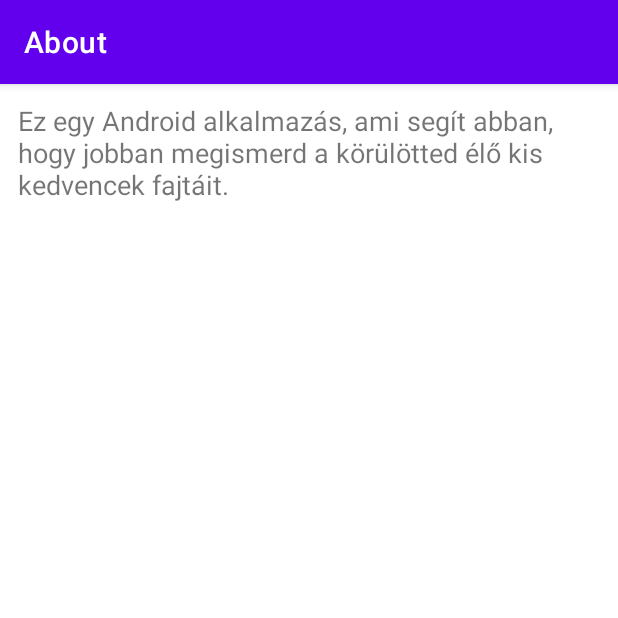
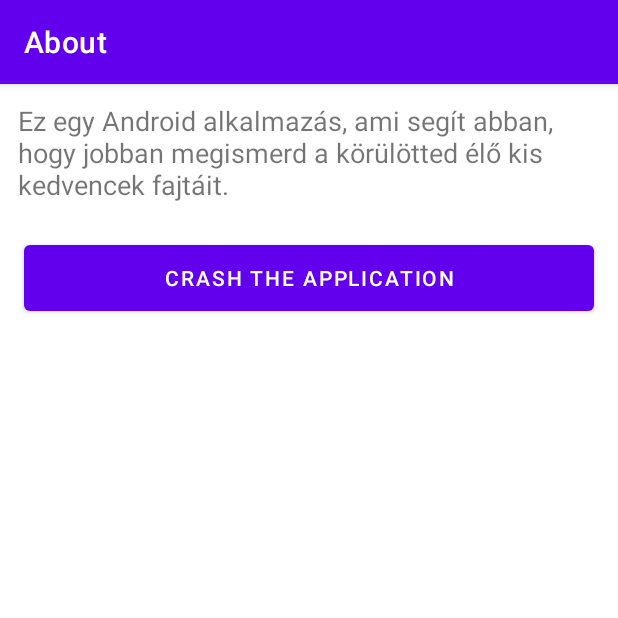
Before and after one commit to FeszenX/KutyuSearch, an Android app: the About screen opened directly, with no data from a screen before it, on a phone screen of 412 x 824 dp, the top half of it. Run offline under Robolectric (Android 15) with nearby library versions, the phone set to English and light mode, and no system bars.

```diff
--- a/app/src/main/java/com/example/kutyusearch/ui/about/About.kt
+++ b/app/src/main/java/com/example/kutyusearch/ui/about/About.kt
@@ -5,6 +5,7 @@ import com.google.android.material.floatingactionbutton.FloatingActionButton
 import com.google.android.material.snackbar.Snackbar
 import androidx.appcompat.app.AppCompatActivity
 import com.example.kutyusearch.R
+import kotlinx.android.synthetic.main.activity_about.*
 
 class About : AppCompatActivity() {
 
@@ -12,5 +13,13 @@ class About : AppCompatActivity() {
         super.onCreate(savedInstanceState)
         setContentView(R.layout.activity_about)
         setSupportActionBar(findViewById(R.id.toolbar))
+
+        button.setOnClickListener {
+            crashApp()
+        }
+    }
+
+    public fun crashApp() {
+        throw Exception()
     }
 }
--- a/app/src/main/res/layout/activity_about.xml
+++ b/app/src/main/res/layout/activity_about.xml
@@ -33,6 +33,15 @@
             android:padding="12dp"
             android:text="@string/about_text"
             android:textSize="18sp" />
+
+        <Button
+            android:id="@+id/button"
+            android:layout_width="match_parent"
+            android:layout_height="66dp"
+            android:insetLeft="16dp"
+            android:insetTop="16dp"
+            android:insetRight="16dp"
+            android:text="@string/crashButtonLabel" />
     </LinearLayout>
 
 </androidx.coordinatorlayout.widget.CoordinatorLayout>
--- a/app/src/main/res/values/strings.xml
+++ b/app/src/main/res/values/strings.xml
@@ -13,4 +13,5 @@
     <string name="title_activity_about">About</string>
     <string name="about_label">About</string>
     <string name="about_text">Ez egy Android alkalmazás, ami segít abban, hogy jobban megismerd a körülötted élő kis kedvencek fajtáit.</string>
+    <string name="crashButtonLabel">Crash the application</string>
 </resources>
--- a/build.gradle
+++ b/build.gradle
@@ -6,8 +6,10 @@ buildscript {
         jcenter()
     }
     dependencies {
-        classpath "com.android.tools.build:gradle:4.1.3"
+        classpath 'com.android.tools.build:gradle:4.2.0'
         classpath "org.jetbrains.kotlin:kotlin-gradle-plugin:$kotlin_version"
+        classpath 'com.google.gms:google-services:4.3.5'
+        classpath 'com.google.firebase:firebase-crashlytics-gradle:2.5.2'
 
         // NOTE: Do not place your application dependencies here; they belong
         // in the individual module build.gradle files
```
Also changed, not shown: app/build.gradle (+8 -0 lines), gradle/wrapper/gradle-wrapper.properties, 1 other file.
